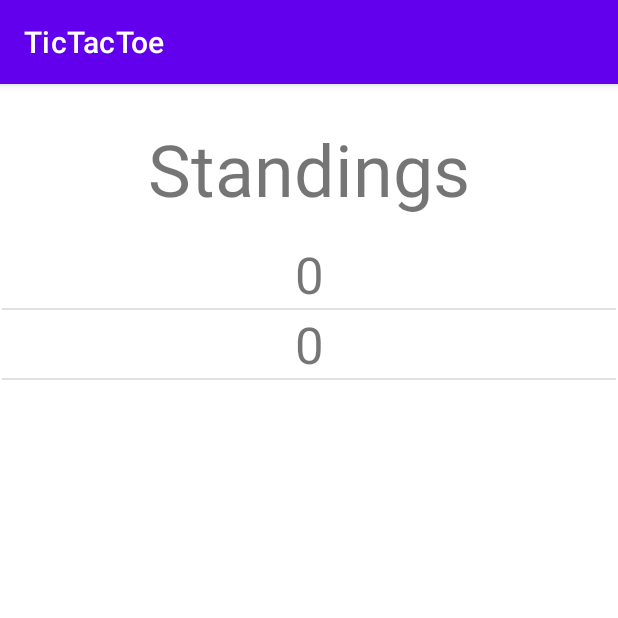
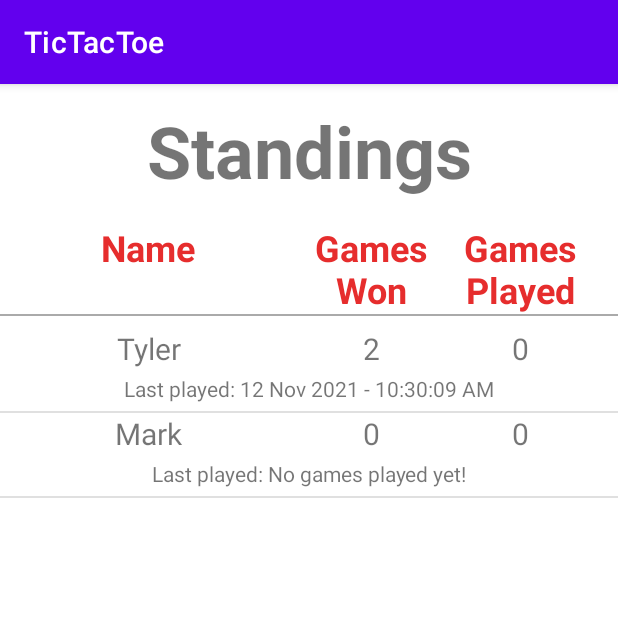
Before and after one commit to tylerbfink/TicTacToe, an Android app: the Standings screen opened directly, with no data from a screen before it, on a phone screen of 412 x 824 dp, the top half of it. Run offline under Robolectric (Android 15) with nearby library versions, the phone set to English and light mode, and no system bars.

Commit message:
Standings Complete

```diff
--- a/app/src/main/java/com/example/tictactoe/PlayerInfo.java
+++ b/app/src/main/java/com/example/tictactoe/PlayerInfo.java
@@ -11,7 +11,7 @@ public class PlayerInfo {
         this.name = name;
         this.wins = 0;
         this.playedGames = 0;
-        this.lastPlayedGame = "No play yet";
+        this.lastPlayedGame = "No games played yet!";
     }
 
     public void setName(String name) {
--- a/app/src/main/java/com/example/tictactoe/PlayerStandingsAdapter.java
+++ b/app/src/main/java/com/example/tictactoe/PlayerStandingsAdapter.java
@@ -22,12 +22,18 @@ public class PlayerStandingsAdapter extends ArrayAdapter<PlayerInfo> {
 
         // inflate view
         if (convertView == null) {
-            convertView = LayoutInflater.from(getContext()).inflate(R.layout.main_view, parent, false);
+            convertView = LayoutInflater.from(getContext()).inflate(R.layout.standings_view, parent, false);
         }
 
-        TextView playerName = (TextView) convertView.findViewById(R.id.main_options_view);
+        TextView playerName = (TextView) convertView.findViewById(R.id.standings_name);
+        TextView playerWins = (TextView) convertView.findViewById(R.id.standings_games_won);
+        TextView playerGamesPlayed = (TextView) convertView.findViewById(R.id.standings_games_played);
+        TextView playerLastPlayed = (TextView) convertView.findViewById(R.id.standings_last_played);
 
-        playerName.setText(String.valueOf(player.wins));
+        playerName.setText(player.name);
+        playerWins.setText(String.valueOf(player.wins));
+        playerGamesPlayed.setText(String.valueOf(player.playedGames));
+        playerLastPlayed.setText("Last played: " + player.lastPlayedGame);
 
         return convertView;
     }
--- a/app/src/main/java/com/example/tictactoe/Standings.java
+++ b/app/src/main/java/com/example/tictactoe/Standings.java
@@ -14,15 +14,20 @@ import java.io.File;
 import java.io.FileInputStream;
 import java.io.IOException;
 import java.io.InputStreamReader;
+import java.text.SimpleDateFormat;
 import java.util.ArrayList;
+import java.util.Calendar;
+import java.util.Date;
 
 public class Standings extends AppCompatActivity {
 
     private final String SAVED_PLAYER = "SavedPlayer.txt";
 
-    ArrayList<String> standingList = new ArrayList<String>();
     ArrayList<PlayerInfo> playerListArray = new ArrayList<PlayerInfo>();
 
+    String pattern = "dd MMM yyyy - h:mm:ss a";
+    SimpleDateFormat dateFormat = new SimpleDateFormat(pattern);
+    String date = dateFormat.format(new Date());
 
     @Override
     protected void onCreate(Bundle savedInstanceState) {
@@ -33,18 +38,14 @@ public class Standings extends AppCompatActivity {
         PlayerInfo Mark = new PlayerInfo("Mark");
         playerListArray.add(Tyler);
         playerListArray.add(Mark);
+        Tyler.setWins(2);
+        Tyler.setLastPlayedGame(date);
 
-
-        standingList.add("Tyler");
-        standingList.add("John");
 
         ListView standingsListView = findViewById(R.id.standings_listView);
 
         PlayerStandingsAdapter adapter = new PlayerStandingsAdapter(this, playerListArray);
 
-
-        //ArrayAdapter<String> adapter = new ArrayAdapter<String>(this, R.layout.mytextview, playerListArray);
-        //ArrayAdapter<String> adapter = new ArrayAdapter<String>(this, R.layout.mytextview, standingList);
         standingsListView.setAdapter(adapter);
 
 
--- a/app/src/main/res/layout/activity_main.xml
+++ b/app/src/main/res/layout/activity_main.xml
@@ -10,7 +10,7 @@
         android:id="@+id/welcome_text"
         android:layout_width="wrap_content"
         android:layout_height="wrap_content"
-        android:layout_marginTop="24dp"
+        android:layout_marginTop="12dp"
         android:text="@string/welcome_main"
         android:textSize="48sp"
         android:textStyle="bold"
--- a/app/src/main/res/layout/activity_standings.xml
+++ b/app/src/main/res/layout/activity_standings.xml
@@ -7,25 +7,79 @@
     tools:context=".Standings">
 
     <TextView
-        android:id="@+id/textView"
+        android:id="@+id/title_standings"
         android:layout_width="wrap_content"
         android:layout_height="wrap_content"
-        android:layout_marginTop="24dp"
+        android:layout_marginTop="12dp"
         android:text="@string/welcome_standings"
         android:textSize="48sp"
+        android:textStyle="bold"
         app:layout_constraintEnd_toEndOf="parent"
         app:layout_constraintStart_toStartOf="parent"
         app:layout_constraintTop_toTopOf="parent" />
 
+    <TextView
+        android:id="@+id/head_name"
+        android:layout_width="0dp"
+        android:layout_height="wrap_content"
+        android:layout_marginTop="16dp"
+        android:text="@string/heading_name"
+        android:textAlignment="center"
+        android:textColor="#E62D2D"
+        android:textSize="24sp"
+        android:textStyle="bold"
+        app:layout_constraintEnd_toStartOf="@+id/heading_games_won"
+        app:layout_constraintHorizontal_chainStyle="spread"
+        app:layout_constraintHorizontal_weight="2"
+        app:layout_constraintStart_toStartOf="parent"
+        app:layout_constraintTop_toBottomOf="@+id/title_standings" />
+
+    <TextView
+        android:id="@+id/heading_games_won"
+        android:layout_width="0dp"
+        android:layout_height="wrap_content"
+        android:text="@string/heading_games_won"
+        android:textAlignment="center"
+        android:textColor="#E62D2D"
+        android:textSize="24sp"
+        android:textStyle="bold"
+        app:layout_constraintEnd_toStartOf="@+id/heading_games_played"
+        app:layout_constraintHorizontal_weight="1"
+        app:layout_constraintStart_toEndOf="@+id/head_name"
+        app:layout_constraintTop_toTopOf="@+id/head_name" />
+
+    <TextView
+        android:id="@+id/heading_games_played"
+        android:layout_width="0dp"
+        android:layout_height="wrap_content"
+        android:layout_marginEnd="16dp"
+        android:text="@string/heading_games_played"
+        android:textAlignment="center"
+        android:textColor="#E62D2D"
+        android:textSize="24sp"
+        android:textStyle="bold"
+        app:layout_constraintEnd_toEndOf="parent"
+        app:layout_constraintHorizontal_weight="1"
+        app:layout_constraintStart_toEndOf="@+id/heading_games_won"
+        app:layout_constraintTop_toTopOf="@+id/heading_games_won" />
+
+    <View
+        android:id="@+id/divider_line"
+        android:layout_width="match_parent"
+        android:layout_height="1dp"
+        android:background="@android:color/darker_gray"
+        app:layout_constraintEnd_toEndOf="parent"
+        app:layout_constraintStart_toStartOf="parent"
+        app:layout_constraintTop_toBottomOf="@+id/heading_games_played" />
+
     <ListView
         android:id="@+id/standings_listView"
-        android:layout_width="409dp"
+        android:layout_width="0dp"
         android:layout_height="0dp"
-        android:layout_marginStart="1dp"
-        android:layout_marginTop="15dp"
-        android:layout_marginEnd="1dp"
+        android:layout_marginTop="8dp"
         app:layout_constraintBottom_toBottomOf="parent"
         app:layout_constraintEnd_toEndOf="parent"
+        app:layout_constraintHorizontal_weight="1"
         app:layout_constraintStart_toStartOf="parent"
-        app:layout_constraintTop_toBottomOf="@+id/textView" />
+        app:layout_constraintTop_toBottomOf="@+id/divider_line" />
 </androidx.constraintlayout.widget.ConstraintLayout>
--- a/app/src/main/res/layout/standings_view.xml
+++ b/app/src/main/res/layout/standings_view.xml
@@ -1,34 +1,54 @@
 <?xml version="1.0" encoding="utf-8"?>
-<RelativeLayout xmlns:android="http://schemas.android.com/apk/res/android"
+<androidx.constraintlayout.widget.ConstraintLayout xmlns:android="http://schemas.android.com/apk/res/android"
+    xmlns:app="http://schemas.android.com/apk/res-auto"
+    xmlns:tools="http://schemas.android.com/tools"
     android:layout_width="match_parent"
     android:layout_height="match_parent">
 
     <TextView
         android:id="@+id/standings_name"
-        android:layout_width="match_parent"
+        android:layout_width="0dp"
         android:layout_height="wrap_content"
-        android:gravity="center"
-        android:textSize="34sp" />
+        android:textAlignment="center"
+        android:textSize="20sp"
+        app:layout_constraintEnd_toStartOf="@+id/standings_games_won"
+        app:layout_constraintHorizontal_weight="2"
+        app:layout_constraintStart_toStartOf="parent"
+        app:layout_constraintTop_toTopOf="@+id/standings_games_played" />
 
     <TextView
-        android:id="@+id/standings_wins"
-        android:layout_width="match_parent"
+        android:id="@+id/standings_games_won"
+        android:layout_width="0dp"
         android:layout_height="wrap_content"
-        android:gravity="center"
-        android:textSize="34sp" />
+        android:textAlignment="center"
+        android:textSize="20sp"
+        app:layout_constraintEnd_toStartOf="@+id/standings_games_played"
+        app:layout_constraintHorizontal_chainStyle="spread"
+        app:layout_constraintHorizontal_weight="1"
+        app:layout_constraintStart_toEndOf="@+id/standings_name"
+        app:layout_constraintTop_toTopOf="parent" />
 
     <TextView
         android:id="@+id/standings_games_played"
-        android:layout_width="match_parent"
+        android:layout_width="0dp"
         android:layout_height="wrap_content"
-        android:gravity="center"
-        android:textSize="34sp" />
+        android:layout_marginEnd="16dp"
+        android:textAlignment="center"
+        android:textSize="20sp"
+        app:layout_constraintEnd_toEndOf="parent"
+        app:layout_constraintHorizontal_weight="1"
+        app:layout_constraintStart_toEndOf="@+id/standings_games_won"
+        app:layout_constraintTop_toTopOf="parent" />
 
     <TextView
         android:id="@+id/standings_last_played"
-        android:layout_width="0dp"
+        android:layout_width="wrap_content"
         android:layout_height="wrap_content"
-        android:gravity="center"
-        android:textSize="34sp" />
+        android:layout_marginTop="3dp"
+        android:paddingBottom="5dp"
+        android:textSize="14sp"
+        app:layout_constraintEnd_toEndOf="parent"
+        app:layout_constraintStart_toStartOf="parent"
+        app:layout_constraintTop_toBottomOf="@+id/standings_games_played" />
 
-</RelativeLayout>
+</androidx.constraintlayout.widget.ConstraintLayout>
--- a/app/src/main/res/values/strings.xml
+++ b/app/src/main/res/values/strings.xml
@@ -4,6 +4,10 @@
     <string name="blank"></string>
     <string name="choose_option">Please choose an option</string>
     <string name="welcome_standings">Standings</string>
+    <string name="heading_name">Name</string>
+    <string name="heading_games_won">Games\nWon</string>
+    <string name="heading_games_played">Games\nPlayed</string>
+    <string name="heading_last_played">Date Last Game Played</string>
 
     <string-array name="main_menu_options">
         <item>Play Game</item>
```
